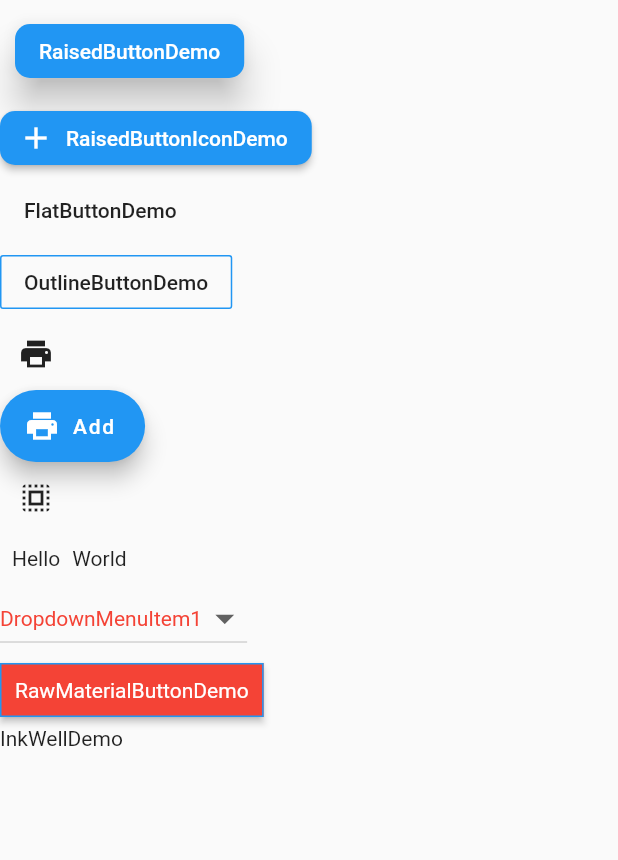
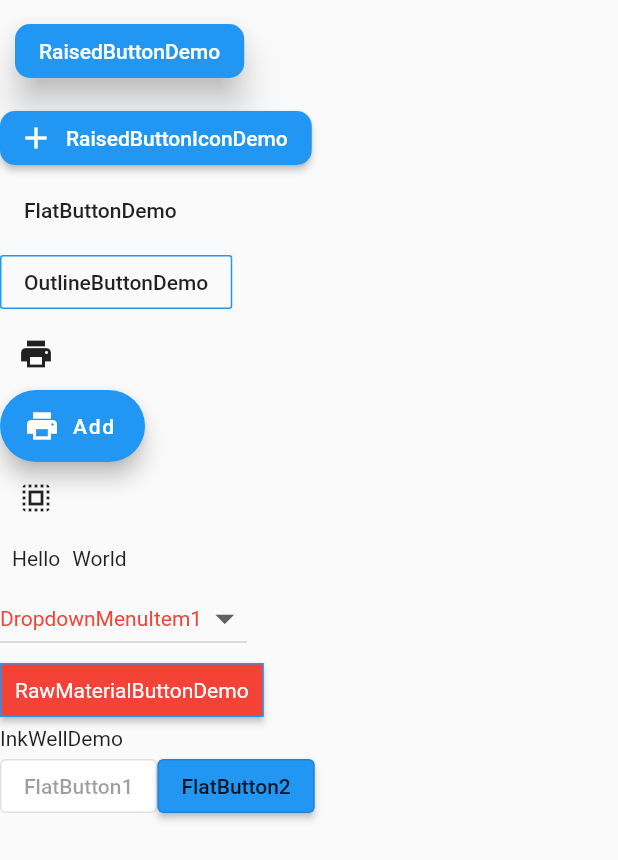
Before and after one commit to r17171709/StudyDemo, a Flutter app: the ButtonDemo widget shown alone on an empty page, opened directly, on a phone screen of 412 x 824 dp. Shown: the top 860 px of the screen. Run offline on Flutter 3.47's test engine with Material 2 defaults, Android fonts, the phone set to English and light mode, and no system bars; our stand-ins replace dio, flutter_screenutil, hex, image_picker; network calls fail.

Commit message:
Flutter Demo合集

```diff
--- a/flutter_demo/lib/basic_widgets/ButtonDemo.dart
+++ b/flutter_demo/lib/basic_widgets/ButtonDemo.dart
@@ -24,7 +24,8 @@ class MyButtonDemoApp extends StatelessWidget {
 class ButtonDemo extends StatelessWidget {
   @override
   Widget build(BuildContext context) {
-    return new Column(
+    return new SingleChildScrollView(
+      child: new Column(
         crossAxisAlignment: CrossAxisAlignment.start,
         children: <Widget>[
           new RaisedButtonDemo(),
@@ -37,8 +38,10 @@ class ButtonDemo extends StatelessWidget {
           new ButtonBarDemo(),
           new DropdownButtonDemo(),
           new RawMaterialButtonDemo(),
-        new InkWellDemo()
+          new InkWellDemo(),
+          new ButtonThemeDemo()
         ],
+      ),
     );
   }
 }
@@ -322,3 +325,27 @@ class InkWellDemo extends StatelessWidget {
     );
   }
 }
+
+class ButtonThemeDemo extends StatelessWidget {
+  @override
+  Widget build(BuildContext context) {
+    return ButtonTheme.bar(
+      colorScheme: ColorScheme.light(
+        secondary: Colors.white,
+      ),
+      splashColor: Colors.white,
+      buttonColor: Colors.blue,
+      disabledColor: Colors.white,
+      highlightColor: Colors.blue[700],
+      shape: new RoundedRectangleBorder(
+          borderRadius: BorderRadius.all(Radius.circular(4)),
+          side: new BorderSide(color: Colors.black12)),
+      child: new Row(
+        children: <Widget>[
+          new RaisedButton(onPressed: null, child: new Text("FlatButton1"),),
+          new RaisedButton(onPressed: () {}, child: new Text("FlatButton2"))
+        ],
+      ),
+    );
+  }
+}
```
Also changed, not shown: flutter_demo/lib/material_components/information_displays/CardDemo.dart (added, +37 -0 lines). Lines whose indentation alone changed are shown as unchanged.
